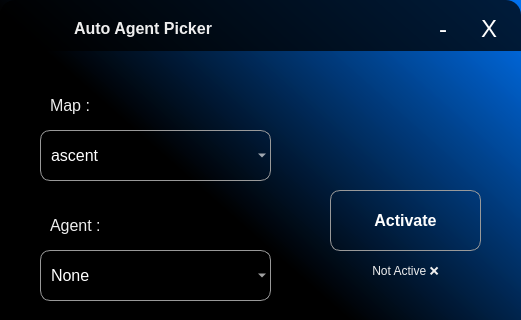
First picture: the form in ui/main.ui, repository wissemzidi/Agent-Auto-Picker-valorant, before the edit; both pictures show x 0 to 521 and y 0 to 320 of the 521 by 466 pixel window.
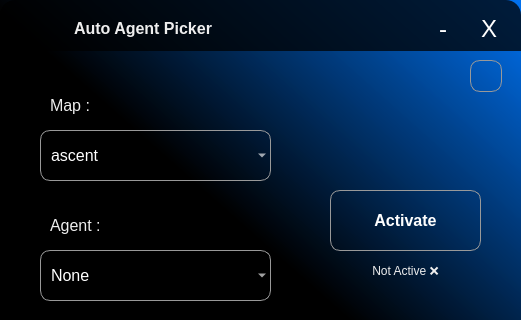
Second picture: the form after the edit. Icons and pictures are not drawn.

```diff
--- a/ui/main.ui
+++ b/ui/main.ui
@@ -516,6 +516,33 @@
      <string>Copyright 2023 ©️ wissemzidi</string>
     </property>
    </widget>
+   <widget class="QPushButton" name="settingsBtn">
+    <property name="geometry">
+     <rect>
+      <x>470</x>
+      <y>60</y>
+      <width>32</width>
+      <height>32</height>
+     </rect>
+    </property>
+    <property name="cursor">
+     <cursorShape>PointingHandCursor</cursorShape>
+    </property>
+    <property name="styleSheet">
+     <string notr="true">border-image: url(:/src/setting.png) 0;
+
+width: 30px;
+min-width: 30px;
+max-width: 30px;
+
+height: 30px;
+min-height: 30px;
+max-height: 30px;</string>
+    </property>
+    <property name="text">
+     <string/>
+    </property>
+   </widget>
   </widget>
  </widget>
  <resources>
```
